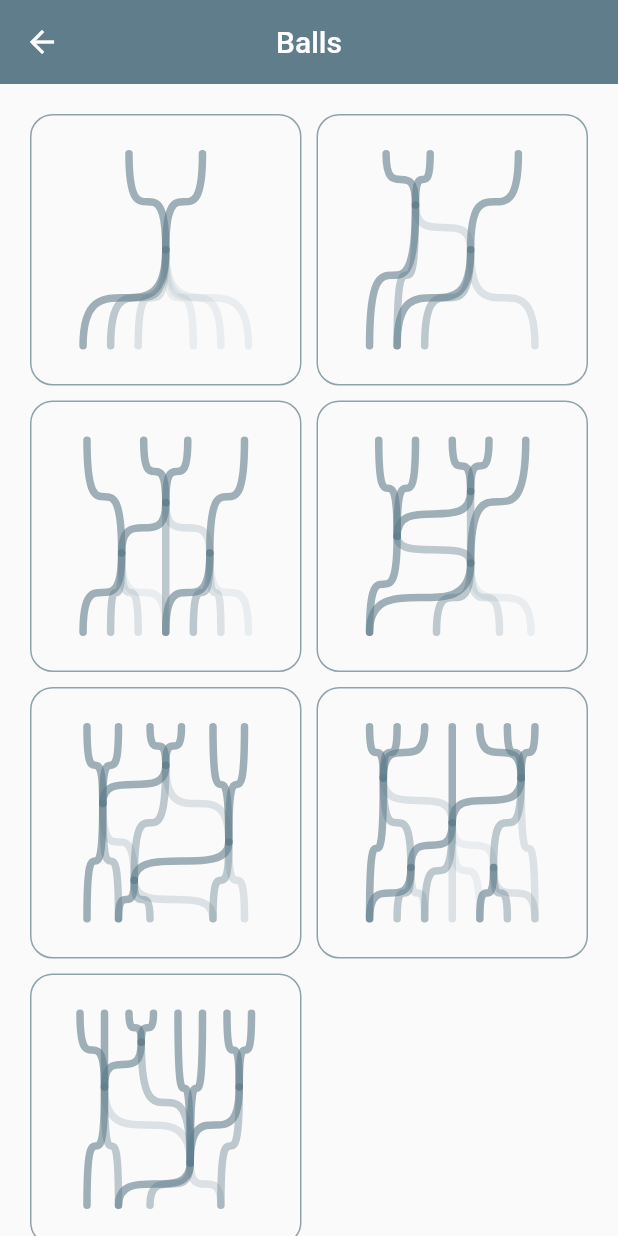
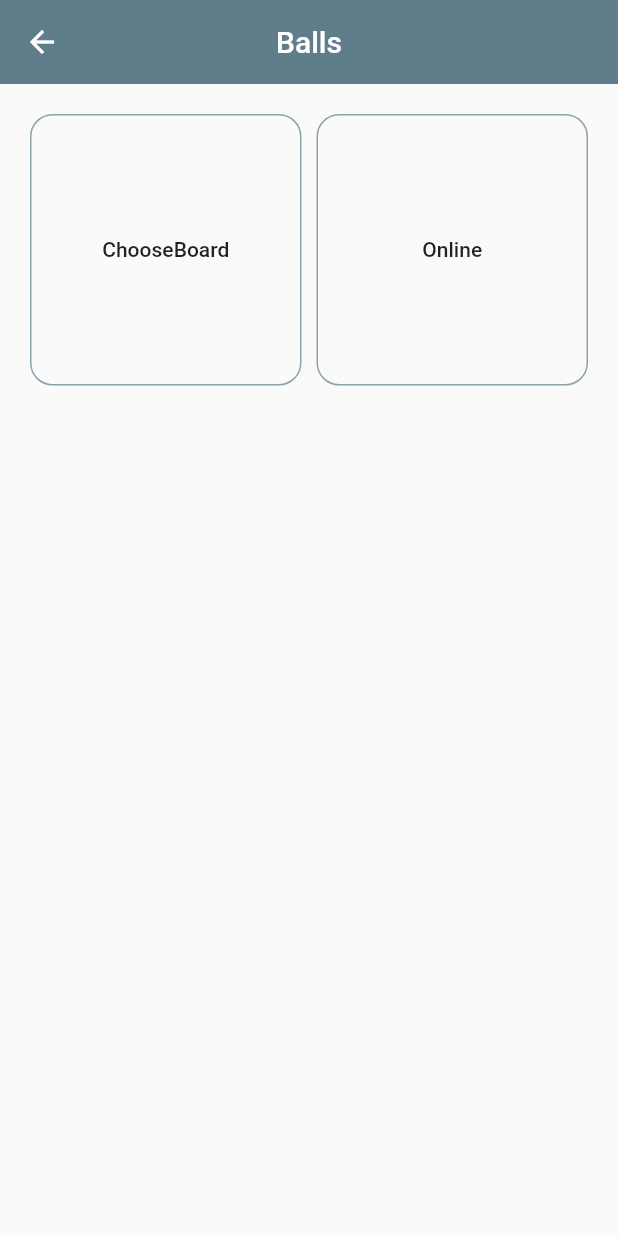
Before and after one commit to aviv187/balls, a Flutter app: the screen it shows after launch, after a tap on "Start Game", on a phone screen of 412 x 824 dp. Run offline on Flutter 3.47's test engine with Material 2 defaults, Android fonts, the phone set to English and light mode, and no system bars; our stand-ins replace firebase_auth, firebase_database, sqflite; accounts and stored records are empty; network calls fail.

```diff
--- a/lib/screens/HomePage.dart
+++ b/lib/screens/HomePage.dart
@@ -1,10 +1,9 @@
 import 'package:flutter/material.dart';
 import 'package:flutter/services.dart';
 
-import './chooseBoard.dart';
 import './scorePage.dart';
 import '../helpFunction/changePageBuilder.dart';
-import './online.dart';
+import './chooseGame.dart';
 
 class HomePage extends StatelessWidget {
   @override
@@ -44,7 +43,7 @@ class HomePage extends StatelessWidget {
                 Navigator.push(
                   context,
                   FadeRoute(
-                    page: ChooseBoard(),
+                    page: ChooseGame(),
                   ),
                 );
               },
@@ -101,12 +100,6 @@ class HomePage extends StatelessWidget {
               ),
               onPressed: () {
                 HapticFeedback.heavyImpact();
-                Navigator.push(
-                  context,
-                  FadeRoute(
-                    page: Online(),
-                  ),
-                );
               },
             ),
           ],
--- a/lib/screens/chooseBoard.dart
+++ b/lib/screens/chooseBoard.dart
@@ -24,14 +24,6 @@ class ChooseBoard extends StatelessWidget {
           crossAxisSpacing: 10,
           mainAxisSpacing: 10,
           children: makeBoardFunctions.map((createBoardFunction) {
-            List<List<Offset>> enterPaths = [];
-            List<List<List<Offset>>> crossesPaths = [];
-            createBoardFunction(
-              height: screenSize.height * 0.9,
-              witdh: screenSize.width,
-              enters: enterPaths,
-              crosses: crossesPaths,
-            );
             return Container(
                 decoration: BoxDecoration(
                   borderRadius: BorderRadius.all(Radius.circular(15)),
@@ -62,6 +54,16 @@ class ChooseBoard extends StatelessWidget {
                   }),
                   onPressed: () {
                     HapticFeedback.heavyImpact();
+
+                    List<List<Offset>> enterPaths = [];
+                    List<List<List<Offset>>> crossesPaths = [];
+                    createBoardFunction(
+                      height: screenSize.height * 0.9,
+                      witdh: screenSize.width,
+                      enters: enterPaths,
+                      crosses: crossesPaths,
+                    );
+
                     Navigator.push(
                       context,
                       FadeRoute(
@@ -69,6 +71,7 @@ class ChooseBoard extends StatelessWidget {
                           enterPaths: enterPaths,
                           crossesPaths: crossesPaths,
                           heroTag: createBoardFunction.hashCode,
+                          screenSize: screenSize,
                         ),
                       ),
                     );
--- /dev/null
+++ b/lib/screens/chooseGame.dart
@@ -0,0 +1,62 @@
+import 'package:flutter/material.dart';
+import 'package:flutter/services.dart';
+
+import './chooseBoard.dart';
+import './online.dart';
+import '../helpFunction/changePageBuilder.dart';
+
+class ChooseGame extends StatelessWidget {
+  @override
+  Widget build(BuildContext context) {
+    return Scaffold(
+        appBar: AppBar(
+          title: Text('Balls'),
+          centerTitle: true,
+          elevation: 0,
+        ),
+        body: GridView.count(
+          primary: false,
+          padding: const EdgeInsets.all(20),
+          crossAxisCount: 2,
+          crossAxisSpacing: 10,
+          mainAxisSpacing: 10,
+          children: <Widget>[
+            TileWidget('ChooseBoard', ChooseBoard()),
+            TileWidget('Online', Online()),
+          ],
+        ));
+  }
+}
+
+class TileWidget extends StatelessWidget {
+  final String text;
+  final Widget screen;
+
+  TileWidget(this.text, this.screen);
+
+  @override
+  Widget build(BuildContext context) {
+    return Container(
+        decoration: BoxDecoration(
+          borderRadius: BorderRadius.all(Radius.circular(15)),
+          border: Border.all(
+            width: 1,
+            color: Colors.blueGrey.withOpacity(0.7),
+          ),
+        ),
+        child: FlatButton(
+          highlightColor: Colors.transparent,
+          splashColor: Colors.transparent,
+          child: Text(text),
+          onPressed: () {
+            HapticFeedback.heavyImpact();
+            Navigator.push(
+              context,
+              FadeRoute(
+                page: screen,
+              ),
+            );
+          },
+        ));
+  }
+}
```
Also changed, not shown: lib/screens/board.dart (+24 -17 lines), lib/widgets/ball.dart (+21 -24 lines).
